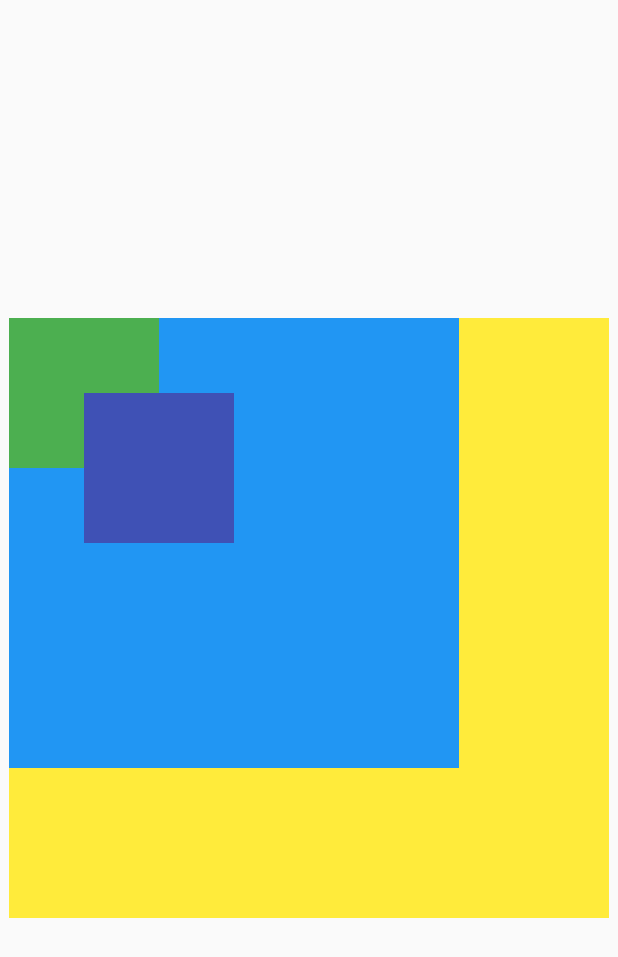
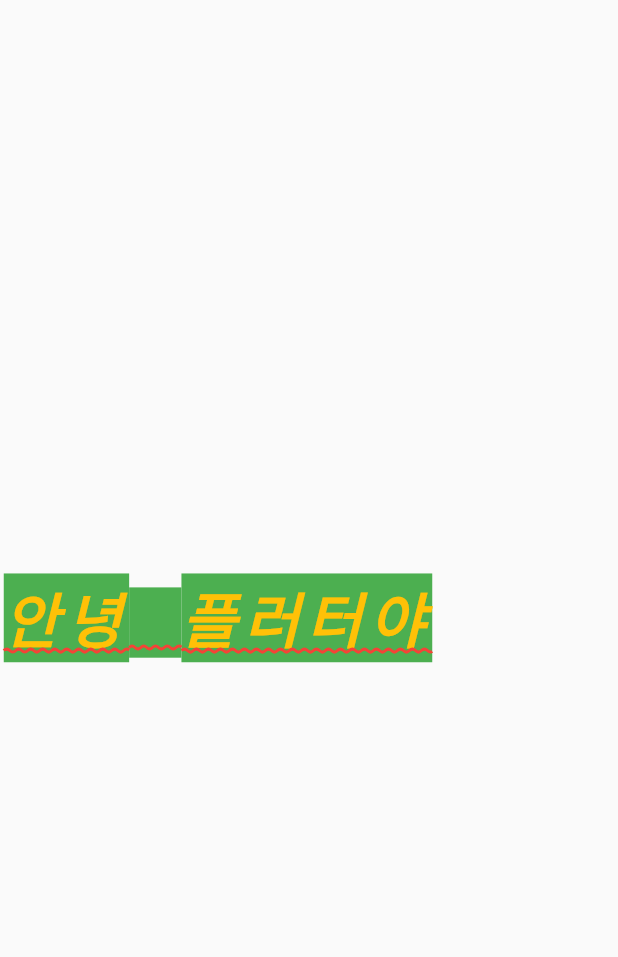
Before and after one commit to stufit/first_inflearn_flutter, a Flutter app: the screen it shows after launch, on a phone screen of 412 x 824 dp. Shown: the top 957 px of the screen. Run offline on Flutter 3.47's test engine with Material 2 defaults, Android fonts, the phone set to English and light mode, and no system bars.

Commit message:
Expanded, SingleChildScrollView, Text 위젯

```diff
--- a/lib/main.dart
+++ b/lib/main.dart
@@ -4,128 +4,36 @@ void main() {
   runApp(const MyApp());
 }
 
-/*
+
 class MyApp extends StatelessWidget {
   const MyApp({super.key});
 
-  @override
-  Widget build(BuildContext context) {
-    return MaterialApp(
-      debugShowCheckedModeBanner: false,
-      home:Scaffold(
-        appBar: AppBar(
-          title: Text("어썸솔로"),
-          centerTitle: false,
-          backgroundColor: Colors.amber,
-          elevation: 10.0,
-          // leading은 제목 왼쪽
-          leading: IconButton(
-            icon:Icon(Icons.menu),
-            tooltip: '메뉴 버튼',
-            onPressed: () {
-              print('메뉴 버튼 클릭됨');
-            },
-          ),
-          // actions 는 제목 오른쪽
-          actions: [
-            IconButton(
-              onPressed: (){},
-              icon: Icon(Icons.comment),
-              tooltip: '설명 버튼',
-            ),
-            IconButton(
-                onPressed: (){},
-                icon: Icon(Icons.settings),
-                tooltip: '설정 버튼',
-            ),
-          ],
-        ),
-      )
-    );
-  }
-}
-
- */
-
-
-/*
-// stack 쌓는것.
-class MyApp  extends StatelessWidget {
-  const MyApp ({super.key});
 
   @override
   Widget build(BuildContext context) {
     return MaterialApp(
       home: Scaffold(
-        body: Center(
-          child: Stack(
-            children: [
-              Container(
-                width: 400,
-                height: 400,
-                color: Colors.yellow,
-              ),
-              Container(
-                width: 300,
-                height: 300,
-                color: Colors.blue,
-              ),
-              Container(
-                width: 100,
-                height: 100,
-                color: Colors.green,
-              ),
-            ],
-          )
+        body: Column(
+          mainAxisAlignment: MainAxisAlignment.center,
+          children: [
+            Text(
+              '안녕 플러터야',
+              style: TextStyle(
+              color: Colors.amber,
+              fontSize: 40,
+              fontStyle: FontStyle.italic,
+              backgroundColor: Colors.green,
+              fontWeight: FontWeight.bold,
+              letterSpacing: 5,
+              wordSpacing: 20,
+              decoration: TextDecoration.underline,
+              decorationStyle: TextDecorationStyle.wavy,
+              decorationColor: Colors.red
+            ),
+            )
+          ],
         ),
-      )
+      ),
     );
   }
 }
-
- */
-
-
-// positioned
-class MyApp extends StatelessWidget {
-  const MyApp({super.key});
-
-  @override
-  Widget build(BuildContext context) {
-    return MaterialApp(
-        home: Scaffold(
-          body: Center(
-              child: Stack(
-                children: [
-                  Container(
-                    width: 400,
-                    height: 400,
-                    color: Colors.yellow,
-                  ),
-                  Container(
-                    width: 300,
-                    height: 300,
-                    color: Colors.blue,
-                  ),
-                  Container(
-                    width: 100,
-                    height: 100,
-                    color: Colors.green,
-                  ),
-                  Positioned(
-                      top: 50,
-                      left: 50,
-                      child: Container(
-                        width: 100,
-                        height: 100,
-                        color: Colors.indigo,
-                      )
-                  )
-                ],
-              )
-          ),
-        )
-    );
-  }
-
-}
```
